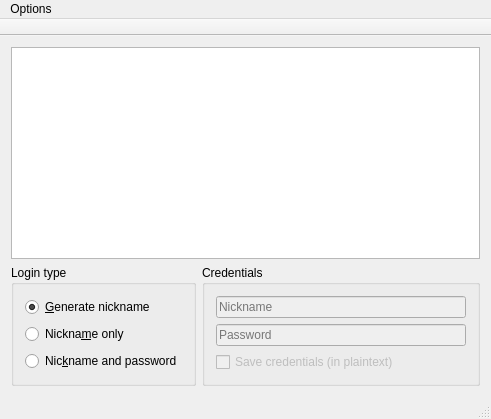
Before: the Qt Designer form ui/mainwindow.ui in lighterowl/czateria, drawn with Qt 5.
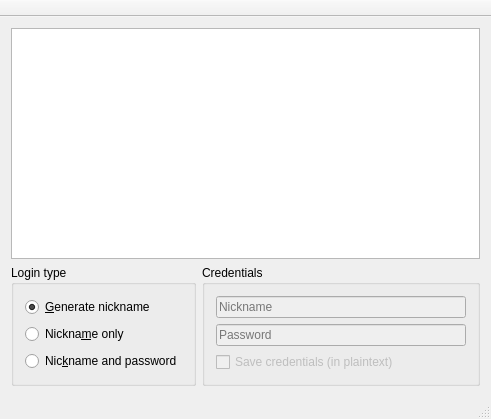
After: the same form once the commit is applied. Icons and pictures are not drawn.

Commit message: Replace changing settings via menus with dedicated dialogs (#91)

Patch:
```diff
--- a/ui/mainwindow.ui
+++ b/ui/mainwindow.ui
@@ -133,33 +133,6 @@
     </item>
    </layout>
   </widget>
-  <widget class="QMenuBar" name="menuBar">
-   <property name="geometry">
-    <rect>
-     <x>0</x>
-     <y>0</y>
-     <width>491</width>
-     <height>22</height>
-    </rect>
-   </property>
-   <widget class="QMenu" name="menuOptions">
-    <property name="title">
-     <string>Options</string>
-    </property>
-    <widget class="QMenu" name="menuNotification_style">
-     <property name="title">
-      <string>Notification style</string>
-     </property>
-     <addaction name="actionMessage_box"/>
-     <addaction name="actionNative"/>
-    </widget>
-    <addaction name="actionSave_pictures_automatically"/>
-    <addaction name="actionUse_emoji_icons"/>
-    <addaction name="actionDiscard_unaccepted_messages"/>
-    <addaction name="menuNotification_style"/>
-   </widget>
-   <addaction name="menuOptions"/>
-  </widget>
   <widget class="QToolBar" name="mainToolBar">
    <property name="movable">
     <bool>false</bool>
```
Left out of the diff: 58 changed lines with no effect on the pictures. The commit also changes 14 other files.
